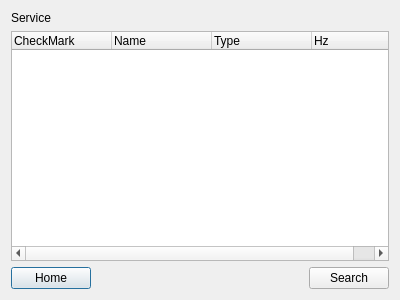
Above: ros/service.ui from Asta224/qt before the change. Below: the same form after it.
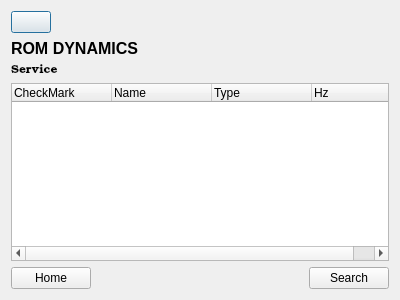
That is the form after the change. Icons and pictures are not drawn.

```diff
--- a/ros/service.ui
+++ b/ros/service.ui
@@ -14,8 +14,51 @@
    <string>Dialog</string>
   </property>
   <layout class="QVBoxLayout" name="verticalLayout">
+   <item>
+    <layout class="QVBoxLayout" name="verticalLayout_2">
+     <property name="bottomMargin">
+      <number>0</number>
+     </property>
+     <item alignment="Qt::AlignLeft">
+      <widget class="QPushButton" name="pushButton">
+       <property name="text">
+        <string/>
+       </property>
+       <property name="icon">
+        <iconset resource="resource.qrc">
+         <normaloff>:/data/logo2.jpg</normaloff>:/data/logo2.jpg</iconset>
+       </property>
+       <property name="iconSize">
+        <size>
+         <width>32</width>
+         <height>32</height>
+        </size>
+       </property>
+      </widget>
+     </item>
+     <item>
+      <widget class="QLabel" name="label_2">
+       <property name="font">
+        <font>
+         <pointsize>12</pointsize>
+         <weight>75</weight>
+         <bold>true</bold>
+        </font>
+       </property>
+       <property name="text">
+        <string>ROM DYNAMICS</string>
+       </property>
+      </widget>
+     </item>
+    </layout>
+   </item>
    <item>
     <widget class="QLabel" name="label">
+     <property name="font">
+      <font>
+       <family>URW Bookman</family>
+      </font>
+     </property>
      <property name="text">
       <string>Service</string>
      </property>
```
Left out of the diff: 4 changed lines with no effect on the pictures.
